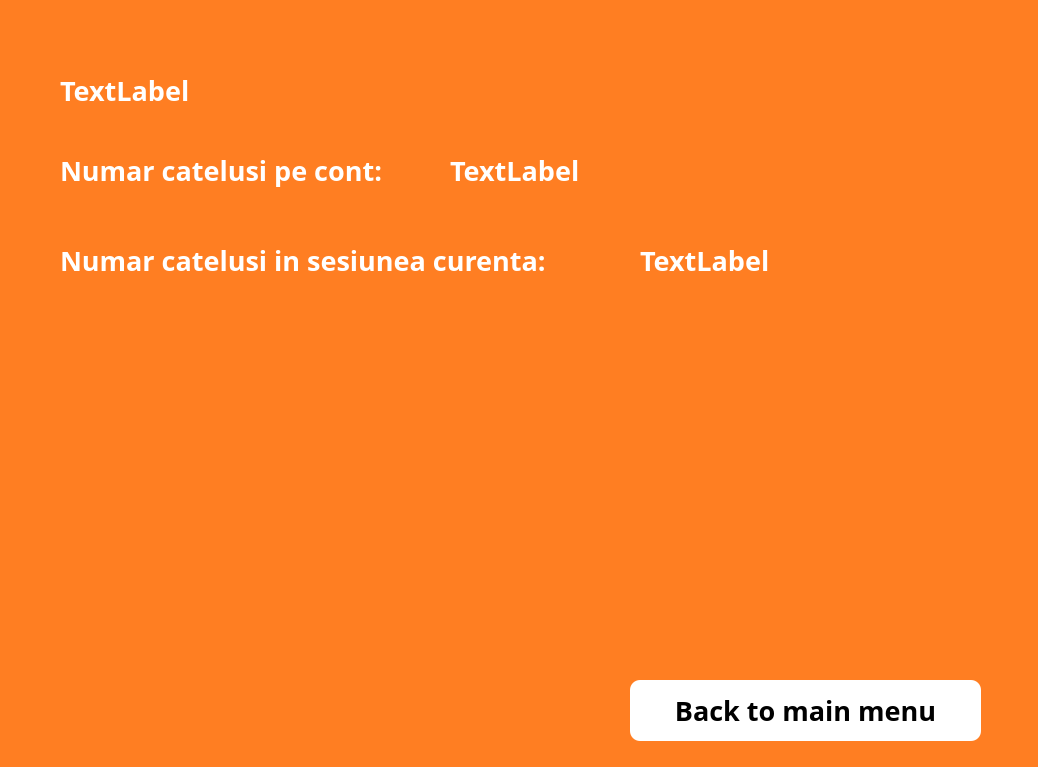
First picture: the form in DailyQuarantineApp/DailyQuarantineApp/TreeGame.ui, repository brasilnike/DNC, before the edit.
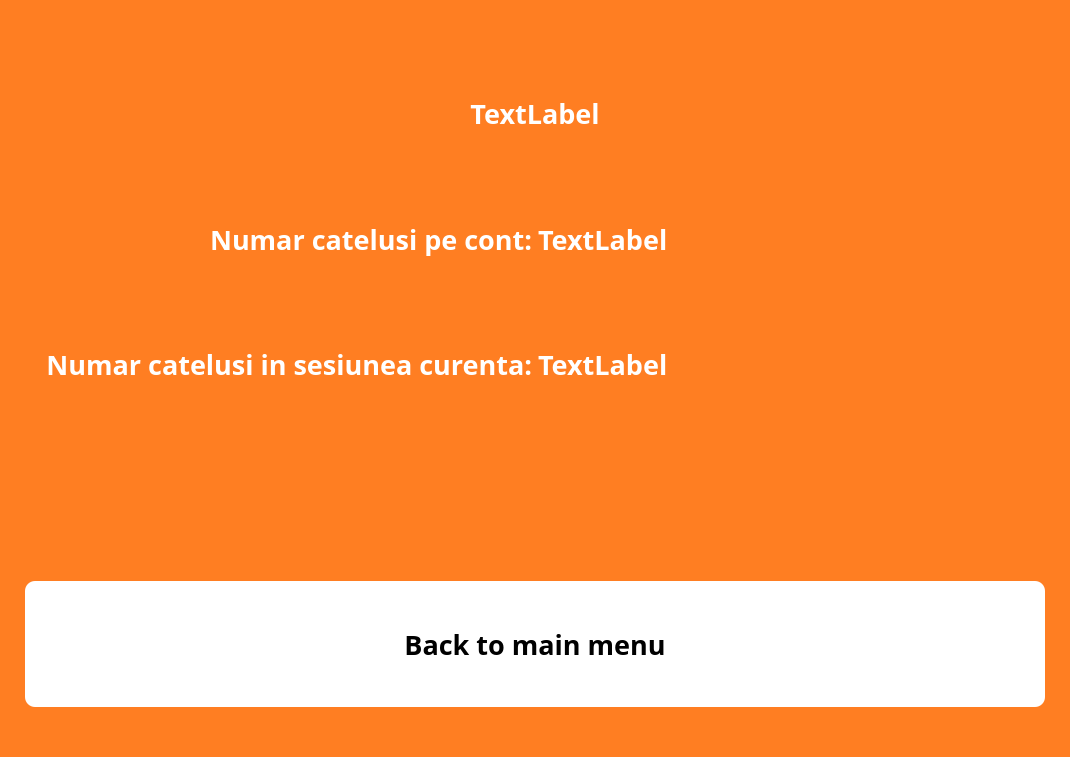
Second picture: the form after the edit. The open tabs and pages were chosen to show the change. Icons and pictures are not drawn.

Patch:
```diff
--- a/DailyQuarantineApp/DailyQuarantineApp/TreeGame.ui
+++ b/DailyQuarantineApp/DailyQuarantineApp/TreeGame.ui
@@ -6,8 +6,8 @@
    <rect>
     <x>0</x>
     <y>0</y>
-    <width>1038</width>
-    <height>767</height>
+    <width>1070</width>
+    <height>757</height>
    </rect>
   </property>
   <property name="windowTitle">
@@ -184,15 +184,26 @@
       </widget>
      </widget>
      <widget class="QWidget" name="page_2">
+      <layout class="QGridLayout" name="gridLayout_2">
+       <property name="leftMargin">
+        <number>25</number>
+       </property>
+       <property name="topMargin">
+        <number>50</number>
+       </property>
+       <property name="rightMargin">
+        <number>25</number>
+       </property>
+       <property name="bottomMargin">
+        <number>50</number>
+       </property>
+       <property name="spacing">
+        <number>0</number>
+       </property>
+       <item row="1" column="0">
+        <layout class="QHBoxLayout" name="horizontalLayout_2">
+         <item>
       <widget class="QLabel" name="time_remaining">
-       <property name="geometry">
-        <rect>
-         <x>60</x>
-         <y>30</y>
-         <width>351</width>
-         <height>121</height>
-        </rect>
-       </property>
        <property name="font">
         <font>
          <family>Segoe UI Black</family>
@@ -207,63 +218,17 @@
        <property name="text">
         <string>TextLabel</string>
        </property>
-      </widget>
-      <widget class="QPushButton" name="GameReturnButton">
-       <property name="geometry">
-        <rect>
-         <x>630</x>
-         <y>680</y>
-         <width>351</width>
-         <height>61</height>
-        </rect>
-       </property>
-       <property name="font">
-        <font>
-         <family>Segoe UI Black</family>
-         <pointsize>20</pointsize>
-         <weight>75</weight>
-         <bold>true</bold>
-        </font>
-       </property>
-       <property name="styleSheet">
-        <string notr="true">background-color: white;
-border-style:outset;
-border-radius:10px;
-border-color:black;
-padding 20px;</string>
-       </property>
-       <property name="text">
-        <string>Back to main menu</string>
-       </property>
-      </widget>
-      <widget class="QLabel" name="label">
-       <property name="geometry">
-        <rect>
-         <x>300</x>
-         <y>360</y>
-         <width>431</width>
-         <height>231</height>
-        </rect>
-       </property>
-       <property name="text">
-        <string/>
-       </property>
-       <property name="pixmap">
-        <pixmap resource="DailyQuarantineApp.qrc">:/DailyQuarantineApp/Images/dog.png</pixmap>
-       </property>
-       <property name="scaledContents">
-        <bool>true</bool>
-       </property>
-      </widget>
+           <property name="alignment">
+            <set>Qt::AlignCenter</set>
+           </property>
+          </widget>
+         </item>
+        </layout>
+       </item>
+       <item row="2" column="0">
+        <layout class="QHBoxLayout" name="horizontalLayout_3">
+         <item>
       <widget class="QLabel" name="label_2">
-       <property name="geometry">
-        <rect>
-         <x>60</x>
-         <y>140</y>
-         <width>421</width>
-         <height>61</height>
-        </rect>
-       </property>
        <property name="font">
         <font>
          <family>Segoe UI Black</family>
@@ -278,16 +243,35 @@
        <property name="text">
         <string>Numar catelusi pe cont:</string>
        </property>
-      </widget>
+           <property name="alignment">
+            <set>Qt::AlignRight|Qt::AlignTrailing|Qt::AlignVCenter</set>
+           </property>
+          </widget>
+         </item>
+         <item>
+          <widget class="QLabel" name="catelusiContText">
+           <property name="font">
+            <font>
+             <family>Segoe UI Black</family>
+             <pointsize>20</pointsize>
+             <weight>75</weight>
+             <bold>true</bold>
+            </font>
+           </property>
+           <property name="styleSheet">
+            <string notr="true">color: rgb(255, 255, 255);</string>
+           </property>
+           <property name="text">
+            <string>TextLabel</string>
+           </property>
+          </widget>
+         </item>
+        </layout>
+       </item>
+       <item row="4" column="0">
+        <layout class="QHBoxLayout" name="horizontalLayout_4">
+         <item>
       <widget class="QLabel" name="label_3">
-       <property name="geometry">
-        <rect>
-         <x>60</x>
-         <y>230</y>
-         <width>601</width>
-         <height>61</height>
-        </rect>
-       </property>
        <property name="font">
         <font>
          <family>Segoe UI Black</family>
@@ -302,40 +286,13 @@
        <property name="text">
         <string>Numar catelusi in sesiunea curenta:</string>
        </property>
-      </widget>
-      <widget class="QLabel" name="catelusiContText">
-       <property name="geometry">
-        <rect>
-         <x>450</x>
-         <y>150</y>
-         <width>221</width>
-         <height>41</height>
-        </rect>
-       </property>
-       <property name="font">
-        <font>
-         <family>Segoe UI Black</family>
-         <pointsize>20</pointsize>
-         <weight>75</weight>
-         <bold>true</bold>
-        </font>
-       </property>
-       <property name="styleSheet">
-        <string notr="true">color: rgb(255, 255, 255);</string>
-       </property>
-       <property name="text">
-        <string>TextLabel</string>
-       </property>
-      </widget>
+           <property name="alignment">
+            <set>Qt::AlignRight|Qt::AlignTrailing|Qt::AlignVCenter</set>
+           </property>
+          </widget>
+         </item>
+         <item>
       <widget class="QLabel" name="catelusiText">
-       <property name="geometry">
-        <rect>
-         <x>640</x>
-         <y>240</y>
-         <width>221</width>
-         <height>41</height>
-        </rect>
-       </property>
        <property name="font">
         <font>
          <family>Segoe UI Black</family>
@@ -351,6 +308,71 @@
         <string>TextLabel</string>
        </property>
       </widget>
+         </item>
+        </layout>
+       </item>
+       <item row="5" column="0">
+        <layout class="QHBoxLayout" name="horizontalLayout_5">
+         <property name="leftMargin">
+          <number>220</number>
+         </property>
+         <property name="topMargin">
+          <number>70</number>
+         </property>
+         <property name="rightMargin">
+          <number>220</number>
+         </property>
+         <property name="bottomMargin">
+          <number>70</number>
+         </property>
+         <item>
+          <widget class="QLabel" name="label">
+           <property name="text">
+            <string/>
+           </property>
+           <property name="pixmap">
+            <pixmap resource="DailyQuarantineApp.qrc">:/DailyQuarantineApp/Images/dog.png</pixmap>
+           </property>
+           <property name="scaledContents">
+            <bool>true</bool>
+           </property>
+          </widget>
+         </item>
+        </layout>
+       </item>
+       <item row="6" column="0">
+        <layout class="QHBoxLayout" name="horizontalLayout_6">
+         <item>
+          <widget class="QPushButton" name="GameReturnButton">
+           <property name="sizePolicy">
+            <sizepolicy hsizetype="Preferred" vsizetype="Preferred">
+             <horstretch>0</horstretch>
+             <verstretch>0</verstretch>
+            </sizepolicy>
+           </property>
+           <property name="font">
+            <font>
+             <family>Segoe UI Black</family>
+             <pointsize>20</pointsize>
+             <weight>75</weight>
+             <bold>true</bold>
+            </font>
+           </property>
+           <property name="styleSheet">
+            <string notr="true">background-color: white;
+border-style:outset;
+border-radius:10px;
+border-color:black;
+padding 20px;</string>
+           </property>
+           <property name="text">
+            <string>Back to main menu</string>
+           </property>
+          </widget>
+         </item>
+        </layout>
+       </item>
+      </layout>
      </widget>
     </widget>
    </item>
```
Left out of the diff: 91 changed lines with no effect on the pictures. Lines whose indentation alone changed are shown as unchanged.
